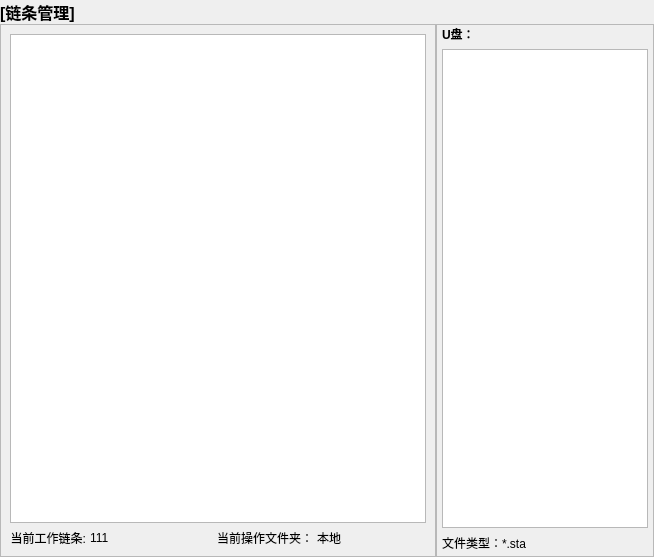
The window that frm/Frm_chainProcessingClass.ui (lvxiaowei/linux_lcCode) describes before a commit, drawn with Qt 5.
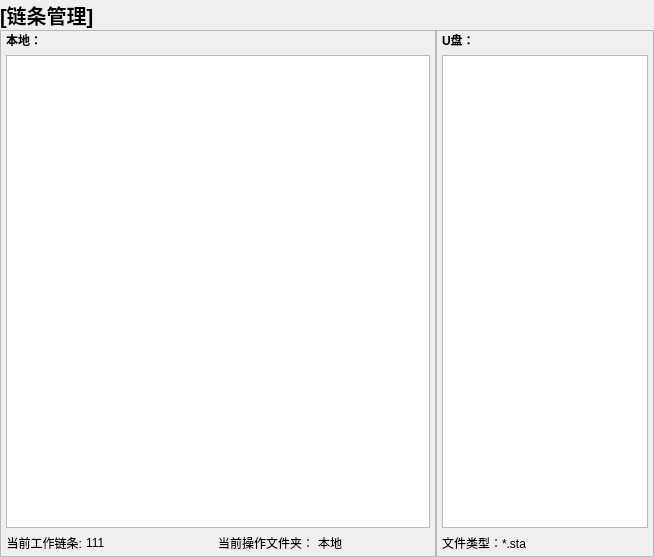
The same window after the commit. The open tabs and pages were chosen to show the change.

Diff of the .ui file:
```diff
--- a/frm/Frm_chainProcessingClass.ui
+++ b/frm/Frm_chainProcessingClass.ui
@@ -36,7 +36,7 @@
     <widget class="QLabel" name="label">
      <property name="font">
       <font>
-       <pointsize>12</pointsize>
+       <pointsize>15</pointsize>
        <weight>75</weight>
        <bold>true</bold>
       </font>
@@ -76,8 +76,36 @@
          <property name="frameShadow">
           <enum>QFrame::Raised</enum>
          </property>
-         <layout class="QGridLayout" name="gridLayout_7" rowstretch="0,0">
+         <layout class="QGridLayout" name="gridLayout_7" rowstretch="0,0,0">
+          <property name="leftMargin">
+           <number>5</number>
+          </property>
+          <property name="topMargin">
+           <number>0</number>
+          </property>
+          <property name="rightMargin">
+           <number>5</number>
+          </property>
+          <property name="bottomMargin">
+           <number>4</number>
+          </property>
           <item row="1" column="0">
+           <widget class="QTableWidget" name="m_tabChainManage">
+            <property name="styleSheet">
+             <string notr="true">QTableWidget:focus     
+{            
+border:5px solid yellow;  
+}</string>
+            </property>
+            <attribute name="horizontalHeaderStretchLastSection">
+             <bool>true</bool>
+            </attribute>
+            <attribute name="verticalHeaderVisible">
+             <bool>false</bool>
+            </attribute>
+           </widget>
+          </item>
+          <item row="2" column="0">
            <layout class="QHBoxLayout" name="horizontalLayout_2">
             <property name="spacing">
              <number>4</number>
@@ -125,19 +153,16 @@
            </layout>
           </item>
           <item row="0" column="0">
-           <widget class="QTableWidget" name="m_tabChainManage">
-            <property name="styleSheet">
-             <string notr="true">QTableWidget:focus     
-{            
-    background:rgb(222, 89, 89);   
-}</string>
+           <widget class="QLabel" name="label_2">
+            <property name="font">
+             <font>
+              <weight>75</weight>
+              <bold>true</bold>
+             </font>
             </property>
-            <attribute name="horizontalHeaderStretchLastSection">
-             <bool>true</bool>
-            </attribute>
-            <attribute name="verticalHeaderVisible">
-             <bool>false</bool>
-            </attribute>
+            <property name="text">
+             <string>本地：</string>
+            </property>
            </widget>
           </item>
          </layout>
```
Left out of the diff: 6 changed lines with no effect on the pictures.
